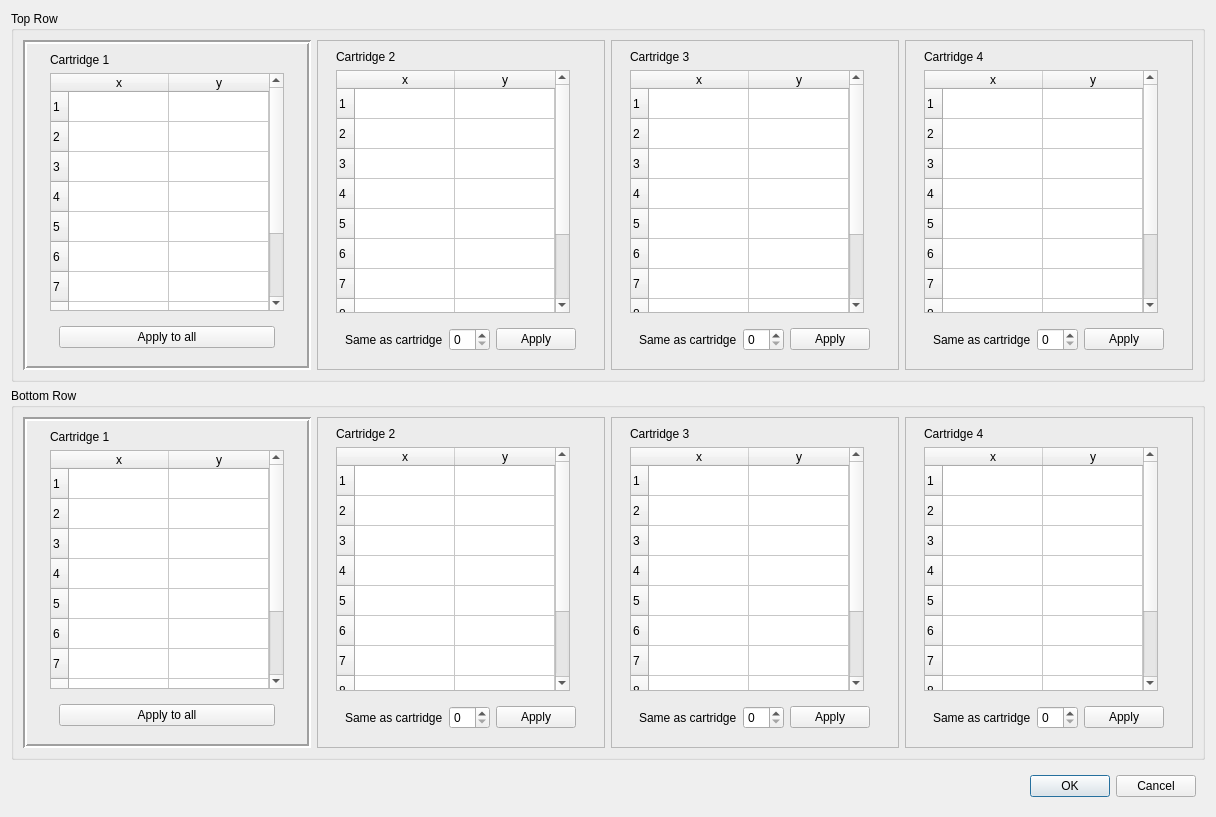
The window that nicos_ess/loki/gui/ui_files/sample_changers/thermo_cell_holder_positions.ui (jfkcooper/nicos) describes before a commit, drawn with Qt 5.
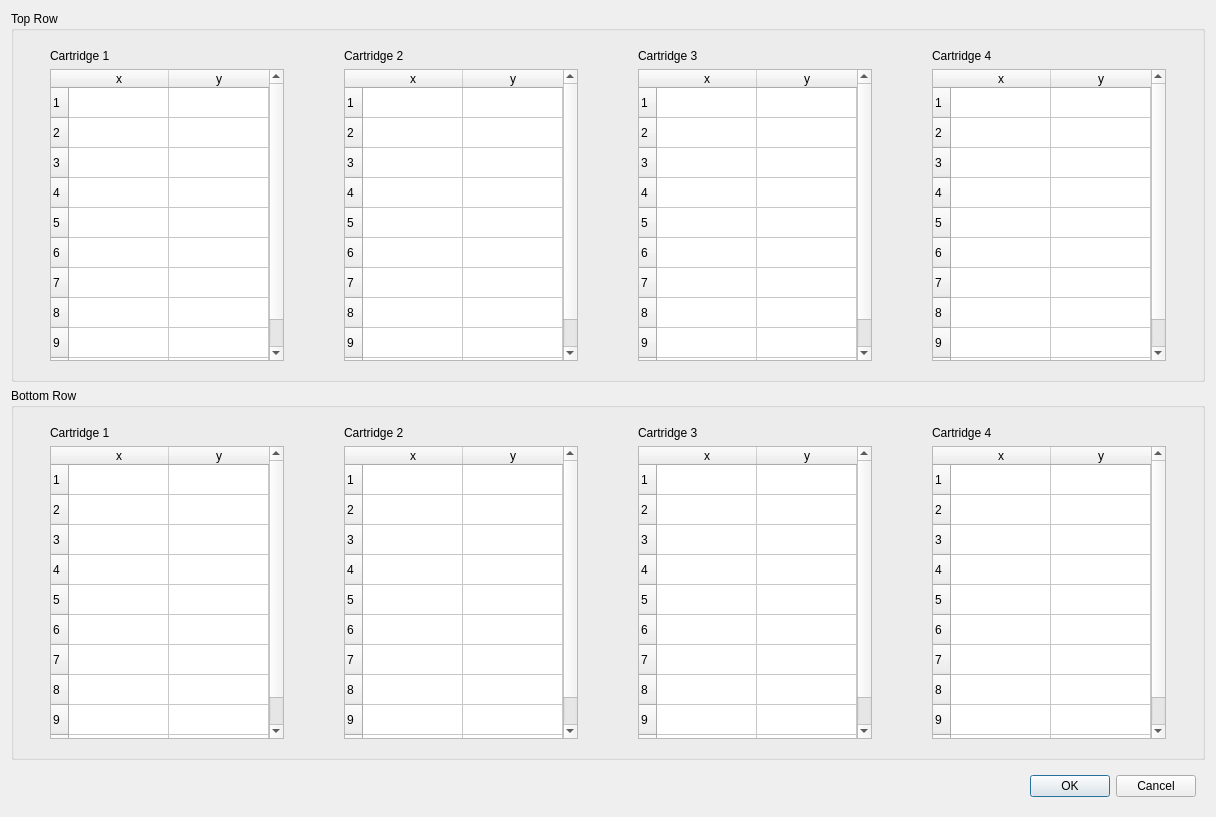
The same window after the commit.

Commit message: Table styles

What changed in the file:
```diff
--- a/nicos_ess/loki/gui/ui_files/sample_changers/thermo_cell_holder_positions.ui
+++ b/nicos_ess/loki/gui/ui_files/sample_changers/thermo_cell_holder_positions.ui
@@ -17,6 +17,311 @@
    <double>1.000000000000000</double>
   </property>
   <layout class="QGridLayout" name="gridLayout">
+   <item row="3" column="0">
+    <widget class="QFrame" name="frame_6">
+     <property name="frameShape">
+      <enum>QFrame::NoFrame</enum>
+     </property>
+     <property name="frameShadow">
+      <enum>QFrame::Raised</enum>
+     </property>
+     <layout class="QGridLayout" name="gridLayout_6">
+      <item row="0" column="0">
+       <widget class="QDialogButtonBox" name="buttonBox">
+        <property name="standardButtons">
+         <set>QDialogButtonBox::Cancel|QDialogButtonBox::Ok</set>
+        </property>
+       </widget>
+      </item>
+     </layout>
+    </widget>
+   </item>
+   <item row="1" column="0">
+    <widget class="QGroupBox" name="bottomRowGroup">
+     <property name="title">
+      <string>Bottom Row</string>
+     </property>
+     <property name="flat">
+      <bool>true</bool>
+     </property>
+     <layout class="QGridLayout" name="gridLayout_22">
+      <item row="0" column="1">
+       <widget class="QFrame" name="frame_22">
+        <property name="frameShape">
+         <enum>QFrame::NoFrame</enum>
+        </property>
+        <property name="frameShadow">
+         <enum>QFrame::Sunken</enum>
+        </property>
+        <layout class="QGridLayout" name="gridLayout_25">
+         <item row="1" column="0">
+          <widget class="QTableWidget" name="tableWidget_14">
+           <property name="sizePolicy">
+            <sizepolicy hsizetype="Fixed" vsizetype="Expanding">
+             <horstretch>0</horstretch>
+             <verstretch>0</verstretch>
+            </sizepolicy>
+           </property>
+           <property name="verticalScrollBarPolicy">
+            <enum>Qt::ScrollBarAsNeeded</enum>
+           </property>
+           <property name="horizontalScrollBarPolicy">
+            <enum>Qt::ScrollBarAlwaysOff</enum>
+           </property>
+           <property name="sizeAdjustPolicy">
+            <enum>QAbstractScrollArea::AdjustToContents</enum>
+           </property>
+           <property name="cornerButtonEnabled">
+            <bool>false</bool>
+           </property>
+           <property name="rowCount">
+            <number>10</number>
+           </property>
+           <property name="columnCount">
+            <number>2</number>
+           </property>
+           <row/>
+           <row/>
+           <row/>
+           <row/>
+           <row/>
+           <row/>
+           <row/>
+           <row/>
+           <row/>
+           <row/>
+           <column>
+            <property name="text">
+             <string>x</string>
+            </property>
+           </column>
+           <column>
+            <property name="text">
+             <string>y</string>
+            </property>
+           </column>
+          </widget>
+         </item>
+         <item row="0" column="0">
+          <widget class="QLabel" name="label_20">
+           <property name="text">
+            <string>Cartridge 2</string>
+           </property>
+          </widget>
+         </item>
+        </layout>
+       </widget>
+      </item>
+      <item row="0" column="0">
+       <widget class="QFrame" name="frame_20">
+        <property name="frameShape">
+         <enum>QFrame::NoFrame</enum>
+        </property>
+        <property name="frameShadow">
+         <enum>QFrame::Sunken</enum>
+        </property>
+        <property name="lineWidth">
+         <number>2</number>
+        </property>
+        <layout class="QGridLayout" name="gridLayout_23">
+         <item row="0" column="0">
+          <widget class="QLabel" name="label_19">
+           <property name="text">
+            <string>Cartridge 1</string>
+           </property>
+          </widget>
+         </item>
+         <item row="1" column="0">
+          <widget class="QTableWidget" name="tableWidget_13">
+           <property name="sizePolicy">
+            <sizepolicy hsizetype="Fixed" vsizetype="Expanding">
+             <horstretch>0</horstretch>
+             <verstretch>0</verstretch>
+            </sizepolicy>
+           </property>
+           <property name="verticalScrollBarPolicy">
+            <enum>Qt::ScrollBarAsNeeded</enum>
+           </property>
+           <property name="horizontalScrollBarPolicy">
+            <enum>Qt::ScrollBarAlwaysOff</enum>
+           </property>
+           <property name="sizeAdjustPolicy">
+            <enum>QAbstractScrollArea::AdjustToContents</enum>
+           </property>
+           <property name="cornerButtonEnabled">
+            <bool>false</bool>
+           </property>
+           <property name="rowCount">
+            <number>10</number>
+           </property>
+           <property name="columnCount">
+            <number>2</number>
+           </property>
+           <row/>
+           <row/>
+           <row/>
+           <row/>
+           <row/>
+           <row/>
+           <row/>
+           <row/>
+           <row/>
+           <row/>
+           <column>
+            <property name="text">
+             <string>x</string>
+            </property>
+           </column>
+           <column>
+            <property name="text">
+             <string>y</string>
+            </property>
+           </column>
+          </widget>
+         </item>
+        </layout>
+       </widget>
+      </item>
+      <item row="0" column="2">
+       <widget class="QFrame" name="frame_24">
+        <property name="frameShape">
+         <enum>QFrame::NoFrame</enum>
+        </property>
+        <property name="frameShadow">
+         <enum>QFrame::Sunken</enum>
+        </property>
+        <layout class="QGridLayout" name="gridLayout_27">
+         <item row="1" column="0">
+          <widget class="QTableWidget" name="tableWidget_15">
+           <property name="sizePolicy">
+            <sizepolicy hsizetype="Fixed" vsizetype="Expanding">
+             <horstretch>0</horstretch>
+             <verstretch>0</verstretch>
+            </sizepolicy>
+           </property>
+           <property name="verticalScrollBarPolicy">
+            <enum>Qt::ScrollBarAsNeeded</enum>
+           </property>
+           <property name="horizontalScrollBarPolicy">
+            <enum>Qt::ScrollBarAlwaysOff</enum>
+           </property>
+           <property name="sizeAdjustPolicy">
+            <enum>QAbstractScrollArea::AdjustToContents</enum>
+           </property>
+           <property name="wordWrap">
+            <bool>true</bool>
+           </property>
+           <property name="cornerButtonEnabled">
+            <bool>false</bool>
+           </property>
+           <property name="rowCount">
+            <number>10</number>
+           </property>
+           <property name="columnCount">
+            <number>2</number>
+           </property>
+           <row/>
+           <row/>
+           <row/>
+           <row/>
+           <row/>
+           <row/>
+           <row/>
+           <row/>
+           <row/>
+           <row/>
+           <column>
+            <property name="text">
+             <string>x</string>
+            </property>
+           </column>
+           <column>
+            <property name="text">
+             <string>y</string>
+            </property>
+           </column>
+          </widget>
+         </item>
+         <item row="0" column="0">
+          <widget class="QLabel" name="label_22">
+           <property name="text">
+            <string>Cartridge 3</string>
+           </property>
+          </widget>
+         </item>
+        </layout>
+       </widget>
+      </item>
+      <item row="0" column="3">
+       <widget class="QFrame" name="frame_26">
+        <property name="frameShape">
+         <enum>QFrame::NoFrame</enum>
+        </property>
+        <property name="frameShadow">
+         <enum>QFrame::Sunken</enum>
+        </property>
+        <layout class="QGridLayout" name="gridLayout_29">
+         <item row="0" column="0">
+          <widget class="QLabel" name="label_24">
+           <property name="text">
+            <string>Cartridge 4</string>
+           </property>
+          </widget>
+         </item>
+         <item row="1" column="0">
+          <widget class="QTableWidget" name="tableWidget_16">
+           <property name="sizePolicy">
+            <sizepolicy hsizetype="Fixed" vsizetype="Expanding">
+             <horstretch>0</horstretch>
+             <verstretch>0</verstretch>
+            </sizepolicy>
+           </property>
+           <property name="verticalScrollBarPolicy">
+            <enum>Qt::ScrollBarAsNeeded</enum>
+           </property>
+           <property name="horizontalScrollBarPolicy">
+            <enum>Qt::ScrollBarAlwaysOff</enum>
+           </property>
+           <property name="sizeAdjustPolicy">
+            <enum>QAbstractScrollArea::AdjustToContents</enum>
+           </property>
+           <property name="cornerButtonEnabled">
+            <bool>false</bool>
+           </property>
+           <property name="rowCount">
+            <number>10</number>
+           </property>
+           <property name="columnCount">
+            <number>2</number>
+           </property>
+           <row/>
+           <row/>
+           <row/>
+           <row/>
+           <row/>
+           <row/>
+           <row/>
+           <row/>
+           <row/>
+           <row/>
+           <column>
+            <property name="text">
+             <string>x</string>
+            </property>
+           </column>
+           <column>
+            <property name="text">
+             <string>y</string>
+            </property>
+           </column>
+          </widget>
+         </item>
+        </layout>
+       </widget>
+      </item>
+     </layout>
+    </widget>
+   </item>
    <item row="0" column="0">
     <widget class="QGroupBox" name="groupBox">
      <property name="title">
@@ -29,7 +334,7 @@
       <item row="0" column="0">
        <widget class="QFrame" name="frame_2">
         <property name="frameShape">
-         <enum>QFrame::Box</enum>
+         <enum>QFrame::NoFrame</enum>
         </property>
         <property name="frameShadow">
          <enum>QFrame::Sunken</enum>
@@ -101,25 +406,6 @@
            </column>
           </widget>
          </item>
-         <item row="2" column="0">
-          <widget class="QFrame" name="frame_19">
-           <property name="frameShape">
-            <enum>QFrame::NoFrame</enum>
-           </property>
-           <property name="frameShadow">
-            <enum>QFrame::Raised</enum>
-           </property>
-           <layout class="QGridLayout" name="gridLayout_20">
-            <item row="0" column="0">
-             <widget class="QPushButton" name="pushButton_6">
-              <property name="text">
-               <string>Apply to all</string>
-              </property>
-             </widget>
-            </item>
-           </layout>
-          </widget>
-         </item>
          <item row="0" column="0">
           <widget class="QLabel" name="label_2">
            <property name="text">
@@ -133,41 +419,12 @@
       <item row="0" column="3">
        <widget class="QFrame" name="frame_5">
         <property name="frameShape">
-         <enum>QFrame::StyledPanel</enum>
+         <enum>QFrame::NoFrame</enum>
         </property>
         <property name="frameShadow">
          <enum>QFrame::Sunken</enum>
         </property>
         <layout class="QGridLayout" name="gridLayout_5">
-         <item row="2" column="0">
-          <widget class="QFrame" name="frame_16">
-           <property name="frameShape">
-            <enum>QFrame::NoFrame</enum>
-           </property>
-           <property name="frameShadow">
-            <enum>QFrame::Raised</enum>
-           </property>
-           <layout class="QGridLayout" name="gridLayout_17">
-            <item row="0" column="0">
-             <widget class="QLabel" name="label_16">
-              <property name="text">
-               <string>Same as cartridge</string>
-              </property>
-             </widget>
-            </item>
-            <item row="0" column="1">
-             <widget class="QSpinBox" name="spinBox_4"/>
-            </item>
-            <item row="0" column="2">
-             <widget class="QPushButton" name="pushButton_3">
-              <property name="text">
-               <string>Apply</string>
-              </property>
-             </widget>
-            </item>
-           </layout>
-          </widget>
-         </item>
          <item row="1" column="0">
           <widget class="QTableWidget" name="tableWidget_4">
            <property name="sizePolicy">
@@ -229,41 +486,12 @@
       <item row="0" column="1">
        <widget class="QFrame" name="frame_3">
         <property name="frameShape">
-         <enum>QFrame::StyledPanel</enum>
+         <enum>QFrame::NoFrame</enum>
         </property>
         <property name="frameShadow">
          <enum>QFrame::Sunken</enum>
         </property>
         <layout class="QGridLayout" name="gridLayout_3">
-         <item row="2" column="0">
-          <widget class="QFrame" name="frame_14">
-           <property name="frameShape">
-            <enum>QFrame::NoFrame</enum>
-           </property>
-           <property name="frameShadow">
-            <enum>QFrame::Raised</enum>
-           </property>
-           <layout class="QGridLayout" name="gridLayout_8">
-            <item row="0" column="2">
-             <widget class="QPushButton" name="pushButton">
-              <property name="text">
-               <string>Apply</string>
-              </property>
-             </widget>
-            </item>
-            <item row="0" column="1">
-             <widget class="QSpinBox" name="spinBox_2"/>
-            </item>
-            <item row="0" column="0">
-             <widget class="QLabel" name="label_14">
-              <property name="text">
-               <string>Same as cartridge</string>
-              </property>
-             </widget>
-            </item>
-           </layout>
-          </widget>
-         </item>
          <item row="1" column="0">
           <widget class="QTableWidget" name="tableWidget_2">
            <property name="sizePolicy">
@@ -328,7 +556,7 @@
       <item row="0" column="2">
        <widget class="QFrame" name="frame_4">
         <property name="frameShape">
-         <enum>QFrame::StyledPanel</enum>
+         <enum>QFrame::NoFrame</enum>
         </property>
         <property name="frameShadow">
          <enum>QFrame::Sunken</enum>
@@ -389,452 +617,12 @@
            </property>
           </widget>
          </item>
-         <item row="2" column="0">
-          <widget class="QFrame" name="frame_15">
-           <property name="frameShape">
-            <enum>QFrame::NoFrame</enum>
-           </property>
-           <property name="frameShadow">
-            <enum>QFrame::Raised</enum>
-           </property>
-           <layout class="QGridLayout" name="gridLayout_16">
-            <item row="0" column="0">
-             <widget class="QLabel" name="label_15">
-              <property name="text">
-               <string>Same as cartridge</string>
-              </property>
-             </widget>
-            </item>
-            <item row="0" column="1">
-             <widget class="QSpinBox" name="spinBox_3"/>
-            </item>
-            <item row="0" column="2">
-             <widget class="QPushButton" name="pushButton_2">
-              <property name="text">
-               <string>Apply</string>
-              </property>
-             </widget>
-            </item>
-           </layout>
-          </widget>
-         </item>
         </layout>
        </widget>
       </item>
      </layout>
     </widget>
    </item>
-   <item row="1" column="0">
-    <widget class="QGroupBox" name="groupBox_2">
-     <property name="title">
-      <string>Bottom Row</string>
-     </property>
-     <property name="flat">
-      <bool>true</bool>
-     </property>
-     <layout class="QGridLayout" name="gridLayout_22">
-      <item row="0" column="1">
-       <widget class="QFrame" name="frame_22">
-        <property name="frameShape">
-         <enum>QFrame::StyledPanel</enum>
-        </property>
-        <property name="frameShadow">
-         <enum>QFrame::Sunken</enum>
-        </property>
-        <layout class="QGridLayout" name="gridLayout_25">
-         <item row="1" column="0">
-          <widget class="QTableWidget" name="tableWidget_14">
-           <property name="sizePolicy">
-            <sizepolicy hsizetype="Fixed" vsizetype="Expanding">
-             <horstretch>0</horstretch>
-             <verstretch>0</verstretch>
-            </sizepolicy>
-           </property>
-           <property name="verticalScrollBarPolicy">
-            <enum>Qt::ScrollBarAsNeeded</enum>
-           </property>
-           <property name="horizontalScrollBarPolicy">
-            <enum>Qt::ScrollBarAlwaysOff</enum>
-           </property>
-           <property name="sizeAdjustPolicy">
-            <enum>QAbstractScrollArea::AdjustToContents</enum>
-           </property>
-           <property name="cornerButtonEnabled">
-            <bool>false</bool>
-           </property>
-           <property name="rowCount">
-            <number>10</number>
-           </property>
-           <property name="columnCount">
-            <number>2</number>
-           </property>
-           <row/>
-           <row/>
-           <row/>
-           <row/>
-           <row/>
-           <row/>
-           <row/>
-           <row/>
-           <row/>
-           <row/>
-           <column>
-            <property name="text">
-             <string>x</string>
-            </property>
-           </column>
-           <column>
-            <property name="text">
-             <string>y</string>
-            </property>
-           </column>
-          </widget>
-         </item>
-         <item row="0" column="0">
-          <widget class="QLabel" name="label_20">
-           <property name="text">
-            <string>Cartridge 2</string>
-           </property>
-          </widget>
-         </item>
-         <item row="2" column="0">
-          <widget class="QFrame" name="frame_23">
-           <property name="frameShape">
-            <enum>QFrame::NoFrame</enum>
-           </property>
-           <property name="frameShadow">
-            <enum>QFrame::Raised</enum>
-           </property>
-           <layout class="QGridLayout" name="gridLayout_26">
-            <item row="0" column="2">
-             <widget class="QPushButton" name="pushButton_8">
-              <property name="text">
-               <string>Apply</string>
-              </property>
-             </widget>
-            </item>
-            <item row="0" column="1">
-             <widget class="QSpinBox" name="spinBox_7"/>
-            </item>
-            <item row="0" column="0">
-             <widget class="QLabel" name="label_21">
-              <property name="text">
-               <string>Same as cartridge</string>
-              </property>
-             </widget>
-            </item>
-           </layout>
-          </widget>
-         </item>
-        </layout>
-       </widget>
-      </item>
-      <item row="0" column="0">
-       <widget class="QFrame" name="frame_20">
-        <property name="frameShape">
-         <enum>QFrame::Box</enum>
-        </property>
-        <property name="frameShadow">
-         <enum>QFrame::Sunken</enum>
-        </property>
-        <property name="lineWidth">
-         <number>2</number>
-        </property>
-        <layout class="QGridLayout" name="gridLayout_23">
-         <item row="0" column="0">
-          <widget class="QLabel" name="label_19">
-           <property name="text">
-            <string>Cartridge 1</string>
-           </property>
-          </widget>
-         </item>
-         <item row="1" column="0">
-          <widget class="QTableWidget" name="tableWidget_13">
-           <property name="sizePolicy">
-            <sizepolicy hsizetype="Fixed" vsizetype="Expanding">
-             <horstretch>0</horstretch>
-             <verstretch>0</verstretch>
-            </sizepolicy>
-           </property>
-           <property name="verticalScrollBarPolicy">
-            <enum>Qt::ScrollBarAsNeeded</enum>
-           </property>
-           <property name="horizontalScrollBarPolicy">
-            <enum>Qt::ScrollBarAlwaysOff</enum>
-           </property>
-           <property name="sizeAdjustPolicy">
-            <enum>QAbstractScrollArea::AdjustToContents</enum>
-           </property>
-           <property name="cornerButtonEnabled">
-            <bool>false</bool>
-           </property>
-           <property name="rowCount">
-            <number>10</number>
-           </property>
-           <property name="columnCount">
-            <number>2</number>
-           </property>
-           <row/>
-           <row/>
-           <row/>
-           <row/>
-           <row/>
-           <row/>
-           <row/>
-           <row/>
-           <row/>
-           <row/>
-           <column>
-            <property name="text">
-             <string>x</string>
-            </property>
-           </column>
-           <column>
-            <property name="text">
-             <string>y</string>
-            </property>
-           </column>
-          </widget>
-         </item>
-         <item row="2" column="0">
-          <widget class="QFrame" name="frame_21">
-           <property name="frameShape">
-            <enum>QFrame::NoFrame</enum>
-           </property>
-           <property name="frameShadow">
-            <enum>QFrame::Raised</enum>
-           </property>
-           <layout class="QGridLayout" name="gridLayout_24">
-            <item row="0" column="0">
-             <widget class="QPushButton" name="pushButton_7">
-              <property name="text">
-               <string>Apply to all</string>
-              </property>
-             </widget>
-            </item>
-           </layout>
-          </widget>
-         </item>
-        </layout>
-       </widget>
-      </item>
-      <item row="0" column="2">
-       <widget class="QFrame" name="frame_24">
-        <property name="frameShape">
-         <enum>QFrame::StyledPanel</enum>
-        </property>
-        <property name="frameShadow">
-         <enum>QFrame::Sunken</enum>
-        </property>
-        <layout class="QGridLayout" name="gridLayout_27">
-         <item row="0" column="0">
-          <widget class="QLabel" name="label_22">
-           <property name="text">
-            <string>Cartridge 3</string>
-           </property>
-          </widget>
-         </item>
-         <item row="1" column="0">
-          <widget class="QTableWidget" name="tableWidget_15">
-           <property name="sizePolicy">
-            <sizepolicy hsizetype="Fixed" vsizetype="Expanding">
-             <horstretch>0</horstretch>
-             <verstretch>0</verstretch>
-            </sizepolicy>
-           </property>
-           <property name="verticalScrollBarPolicy">
-            <enum>Qt::ScrollBarAsNeeded</enum>
-           </property>
-           <property name="horizontalScrollBarPolicy">
-            <enum>Qt::ScrollBarAlwaysOff</enum>
-           </property>
-           <property name="sizeAdjustPolicy">
-            <enum>QAbstractScrollArea::AdjustToContents</enum>
-           </property>
-           <property name="wordWrap">
-            <bool>true</bool>
-           </property>
-           <property name="cornerButtonEnabled">
-            <bool>false</bool>
-           </property>
-           <property name="rowCount">
-            <number>10</number>
-           </property>
-           <property name="columnCount">
-            <number>2</number>
-           </property>
-           <row/>
-           <row/>
-           <row/>
-           <row/>
-           <row/>
-           <row/>
-           <row/>
-           <row/>
-           <row/>
-           <row/>
-           <column>
-            <property name="text">
-             <string>x</string>
-            </property>
-           </column>
-           <column>
-            <property name="text">
-             <string>y</string>
-            </property>
-           </column>
-          </widget>
-         </item>
-         <item row="2" column="0">
-          <widget class="QFrame" name="frame_25">
-           <property name="frameShape">
-            <enum>QFrame::NoFrame</enum>
-           </property>
-           <property name="frameShadow">
-            <enum>QFrame::Raised</enum>
-           </property>
-           <layout class="QGridLayout" name="gridLayout_28">
-            <item row="0" column="0">
-             <widget class="QLabel" name="label_23">
-              <property name="text">
-               <string>Same as cartridge</string>
-              </property>
-             </widget>
-            </item>
-            <item row="0" column="1">
-             <widget class="QSpinBox" name="spinBox_8"/>
-            </item>
-            <item row="0" column="2">
-             <widget class="QPushButton" name="pushButton_9">
-              <property name="text">
-               <string>Apply</string>
-              </property>
-             </widget>
-            </item>
-           </layout>
-          </widget>
-         </item>
-        </layout>
-       </widget>
-      </item>
-      <item row="0" column="3">
-       <widget class="QFrame" name="frame_26">
-        <property name="frameShape">
-         <enum>QFrame::StyledPanel</enum>
-        </property>
-        <property name="frameShadow">
-         <enum>QFrame::Sunken</enum>
-        </property>
-        <layout class="QGridLayout" name="gridLayout_29">
-         <item row="0" column="0">
-          <widget class="QLabel" name="label_24">
-           <property name="text">
-            <string>Cartridge 4</string>
-           </property>
-          </widget>
-         </item>
-         <item row="1" column="0">
-          <widget class="QTableWidget" name="tableWidget_16">
-           <property name="sizePolicy">
-            <sizepolicy hsizetype="Fixed" vsizetype="Expanding">
-             <horstretch>0</horstretch>
-             <verstretch>0</verstretch>
-            </sizepolicy>
-           </property>
-           <property name="verticalScrollBarPolicy">
-            <enum>Qt::ScrollBarAsNeeded</enum>
-           </property>
-           <property name="horizontalScrollBarPolicy">
-            <enum>Qt::ScrollBarAlwaysOff</enum>
-           </property>
-           <property name="sizeAdjustPolicy">
-            <enum>QAbstractScrollArea::AdjustToContents</enum>
-           </property>
-           <property name="cornerButtonEnabled">
-            <bool>false</bool>
-           </property>
-           <property name="rowCount">
-            <number>10</number>
-           </property>
-           <property name="columnCount">
-            <number>2</number>
-           </property>
-           <row/>
-           <row/>
-           <row/>
-           <row/>
-           <row/>
-           <row/>
-           <row/>
-           <row/>
-           <row/>
-           <row/>
-           <column>
-            <property name="text">
-             <string>x</string>
-            </property>
-           </column>
-           <column>
-            <property name="text">
-             <string>y</string>
-            </property>
-           </column>
-          </widget>
-         </item>
-         <item row="2" column="0">
-          <widget class="QFrame" name="frame_27">
-           <property name="frameShape">
-            <enum>QFrame::NoFrame</enum>
-           </property>
-           <property name="frameShadow">
-            <enum>QFrame::Raised</enum>
-           </property>
-           <layout class="QGridLayout" name="gridLayout_30">
-            <item row="0" column="0">
-             <widget class="QLabel" name="label_25">
-              <property name="text">
-               <string>Same as cartridge</string>
-              </property>
-             </widget>
-            </item>
-            <item row="0" column="1">
-             <widget class="QSpinBox" name="spinBox_9"/>
-            </item>
-            <item row="0" column="2">
-             <widget class="QPushButton" name="pushButton_10">
-              <property name="text">
-               <string>Apply</string>
-              </property>
-             </widget>
-            </item>
-           </layout>
-          </widget>
-         </item>
-        </layout>
-       </widget>
-      </item>
-     </layout>
-    </widget>
-   </item>
-   <item row="2" column="0">
-    <widget class="QFrame" name="frame_6">
-     <property name="frameShape">
-      <enum>QFrame::NoFrame</enum>
-     </property>
-     <property name="frameShadow">
-      <enum>QFrame::Raised</enum>
-     </property>
-     <layout class="QGridLayout" name="gridLayout_6">
-      <item row="0" column="0">
-       <widget class="QDialogButtonBox" name="buttonBox">
-        <property name="standardButtons">
-         <set>QDialogButtonBox::Cancel|QDialogButtonBox::Ok</set>
-        </property>
-       </widget>
-      </item>
-     </layout>
-    </widget>
-   </item>
   </layout>
  </widget>
  <resources/>
```
Left out of the diff: 2 changed lines with no effect on the pictures. The commit also changes 1 other file.
